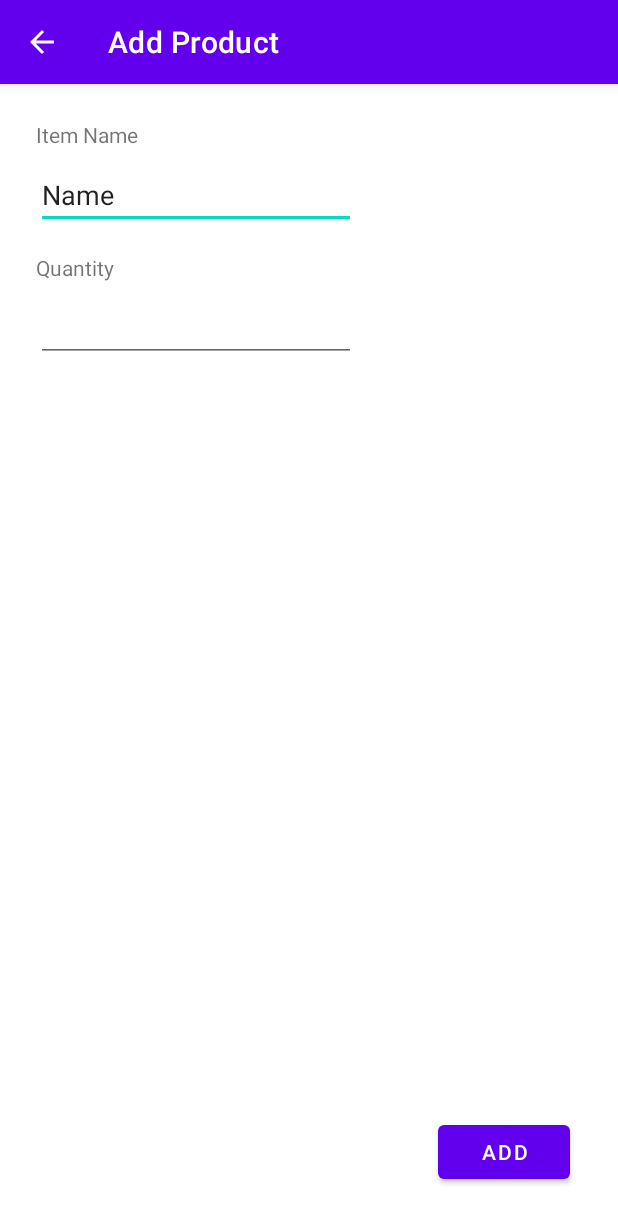
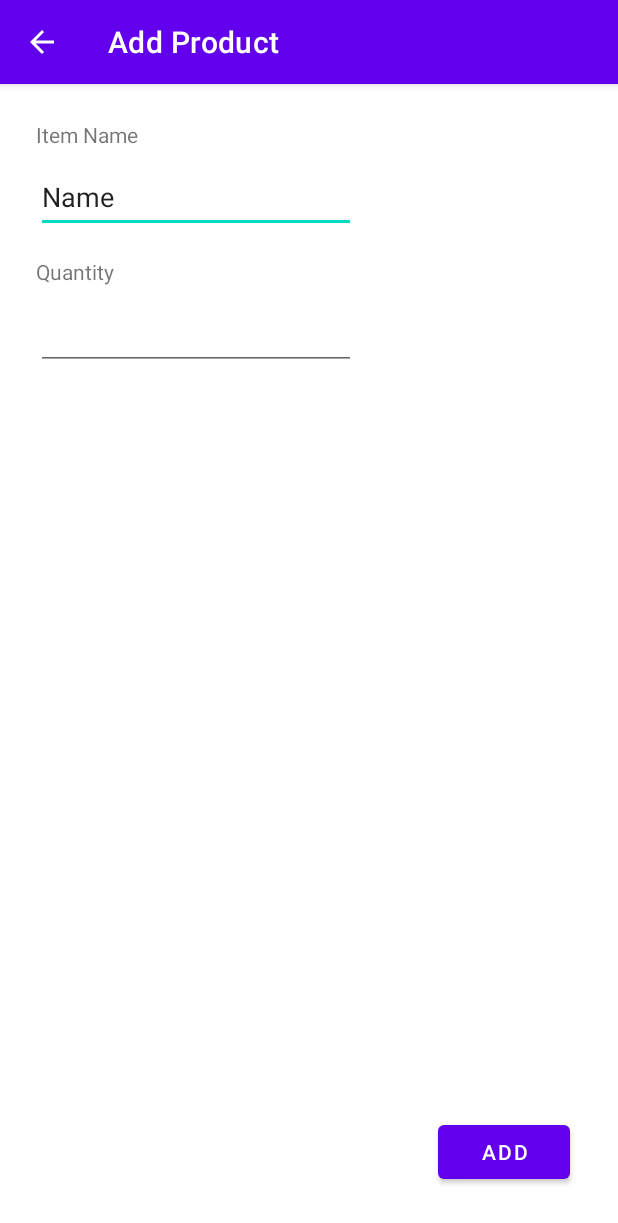
Before and after one commit to MightyChubz/genki, an Android app: the ProductScreenActivity screen opened directly, with no data from a screen before it, on a phone screen of 412 x 824 dp. Shown: the top 1223 px of the screen. Run offline under Robolectric (Android 15) with nearby library versions, the phone set to English and light mode, and no system bars.

Commit message:
Adjusted height of edit text inputs.

```diff
--- a/app/src/main/res/layout/activity_product_screen.xml
+++ b/app/src/main/res/layout/activity_product_screen.xml
@@ -22,6 +22,8 @@
         android:layout_height="wrap_content"
         android:layout_marginStart="24dp"
         android:layout_marginTop="8dp"
+        android:height="48dp"
+        android:minHeight="48dp"
         android:ems="10"
         android:inputType="textPersonName"
         android:text="Name"
@@ -44,6 +46,8 @@
         android:layout_height="wrap_content"
         android:layout_marginStart="24dp"
         android:layout_marginTop="8dp"
+        android:height="48dp"
+        android:minHeight="48dp"
         android:ems="10"
         android:inputType="numberSigned"
         app:layout_constraintStart_toStartOf="parent"
```
